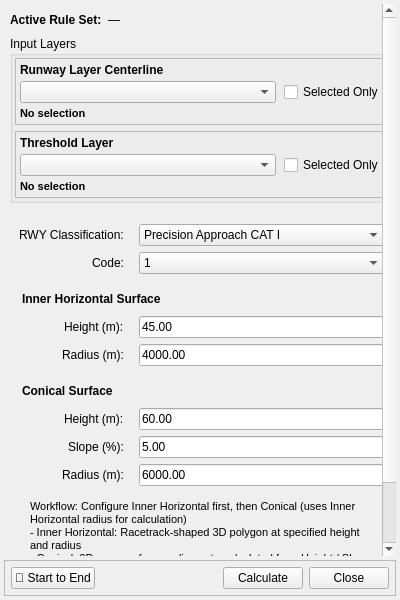
Above: qols/ui/qols_panel_base.ui from FLYGHT7/qOLS before the change. Below: the same form after it.
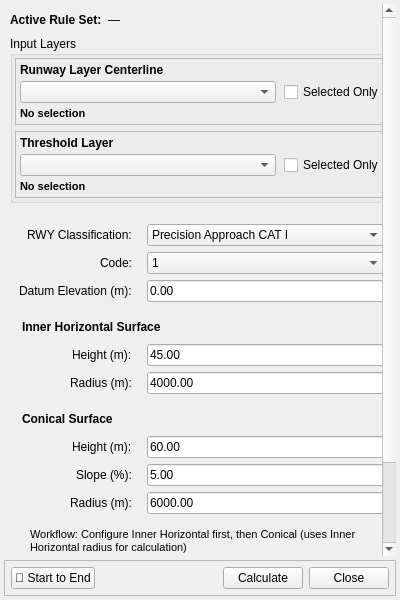
That is the form after the change. The open tabs and pages were chosen to show the change. Custom widgets are drawn as their Qt base class.

Commit message: Add datum elevation and inner height parameters for Conical and Inner Horizontal surfaces; update geometry calculations to ensure proper elevation handling.

What changed in the file:
```diff
--- a/qols/ui/qols_panel_base.ui
+++ b/qols/ui/qols_panel_base.ui
@@ -621,8 +621,27 @@
          </widget>
         </item>
         
+        <!-- SHARED DATUM ELEVATION (#125) -->
+        <item row="2" column="0">
+         <widget class="QLabel" name="label_datum_inner_conical">
+          <property name="text">
+           <string>Datum Elevation (m):</string>
+          </property>
+         </widget>
+        </item>
+        <item row="2" column="1">
+         <widget class="QLineEdit" name="spin_datum_inner_conical">
+          <property name="text">
+           <string>0.00</string>
+          </property>
+          <property name="toolTip">
+           <string>Reference elevation the surface heights are measured above (e.g. aerodrome reference elevation). Inner Horizontal Z = Datum + Inner Horizontal Height. Conical Z ranges from Datum + Inner Horizontal Height (inner edge) to Datum + Inner Horizontal Height + Conical Height (outer edge).</string>
+          </property>
+         </widget>
+        </item>
+        
         <!-- INNER HORIZONTAL SURFACE SECTION HEADER -->
-        <item row="2" column="0" colspan="2">
+        <item row="3" column="0" colspan="2">
          <widget class="QLabel" name="label_section_inner_horizontal">
           <property name="text">
            <string>Inner Horizontal Surface</string>
@@ -634,14 +653,14 @@
         </item>
         
         <!-- INNER HORIZONTAL SURFACE CONTROLS -->
-        <item row="3" column="0">
+        <item row="4" column="0">
          <widget class="QLabel" name="label_height_inner">
           <property name="text">
            <string>Height (m):</string>
           </property>
          </widget>
         </item>
-        <item row="3" column="1">
+        <item row="4" column="1">
          <widget class="QLineEdit" name="spin_height_inner">
           <property name="text">
            <string>45.00</string>
@@ -651,14 +670,14 @@
           </property>
          </widget>
         </item>
-        <item row="4" column="0">
+        <item row="5" column="0">
          <widget class="QLabel" name="label_L_inner">
           <property name="text">
            <string>Radius (m):</string>
           </property>
          </widget>
         </item>
-        <item row="4" column="1">
+        <item row="5" column="1">
          <widget class="QLineEdit" name="spin_L_inner">
           <property name="text">
            <string>4000.00</string>
@@ -667,7 +686,7 @@
         </item>
         
         <!-- CONICAL SURFACE SECTION HEADER -->
-        <item row="5" column="0" colspan="2">
+        <item row="6" column="0" colspan="2">
          <widget class="QLabel" name="label_section_conical">
           <property name="text">
            <string>Conical Surface</string>
@@ -679,14 +698,14 @@
         </item>
         
         <!-- CONICAL SURFACE CONTROLS -->
-        <item row="6" column="0">
+        <item row="7" column="0">
          <widget class="QLabel" name="label_height_conical">
           <property name="text">
            <string>Height (m):</string>
           </property>
          </widget>
         </item>
-        <item row="6" column="1">
+        <item row="7" column="1">
          <widget class="QLineEdit" name="spin_height_conical">
           <property name="text">
            <string>60.00</string>
@@ -696,14 +715,14 @@
           </property>
          </widget>
         </item>
-                <item row="7" column="0">
+                <item row="8" column="0">
                  <widget class="QLabel" name="label_conical_slope">
                     <property name="text">
                      <string>Slope (%):</string>
                     </property>
                  </widget>
                 </item>
-        <item row="7" column="1">
+        <item row="8" column="1">
          <widget class="QLineEdit" name="spin_conical_slope">
           <property name="text">
            <string>5.00</string>
@@ -713,14 +732,14 @@
           </property>
          </widget>
         </item>
-        <item row="8" column="0">
+        <item row="9" column="0">
          <widget class="QLabel" name="label_L_conical">
           <property name="text">
            <string>Radius (m):</string>
           </property>
          </widget>
         </item>
-        <item row="8" column="1">
+        <item row="9" column="1">
          <widget class="QLineEdit" name="spin_L_conical">
           <property name="text">
            <string>6000.00</string>
@@ -735,7 +754,7 @@
         </item>
         
         <!-- WORKFLOW INFORMATION -->
-        <item row="9" column="0" colspan="2">
+        <item row="10" column="0" colspan="2">
          <widget class="QLabel" name="label_info_inner_conical">
           <property name="text">
            <string>Workflow: Configure Inner Horizontal first, then Conical (uses Inner Horizontal radius for calculation)
```
Left out of the diff: 22 changed lines with no effect on the pictures. The commit also changes 5 other files.
